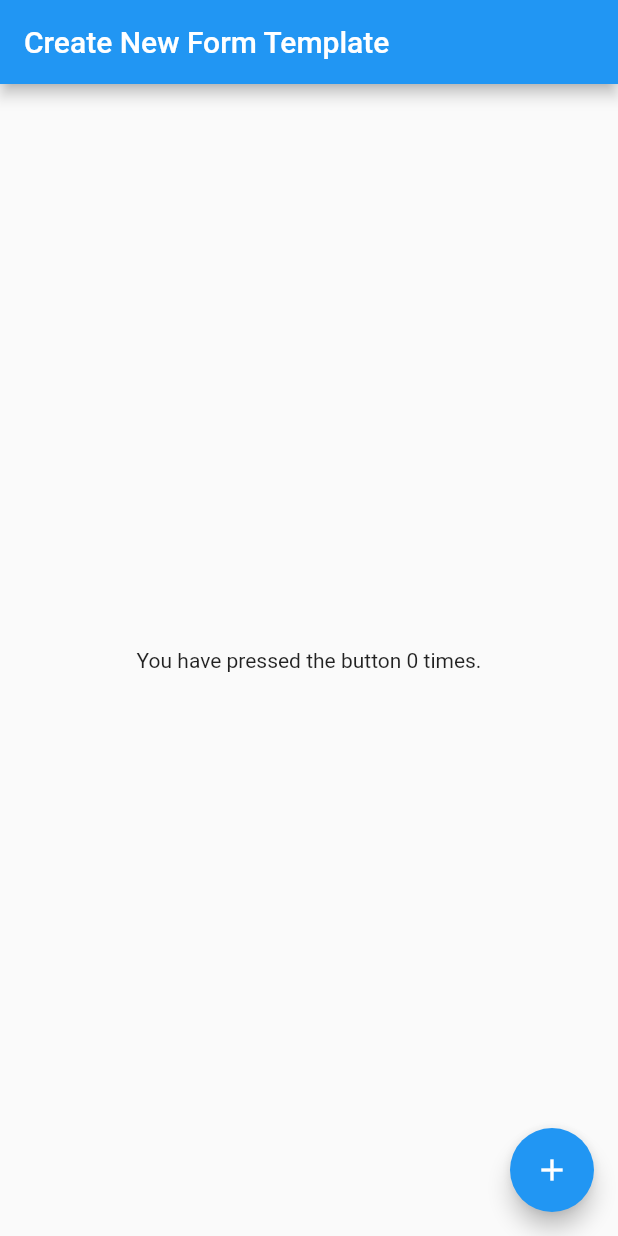
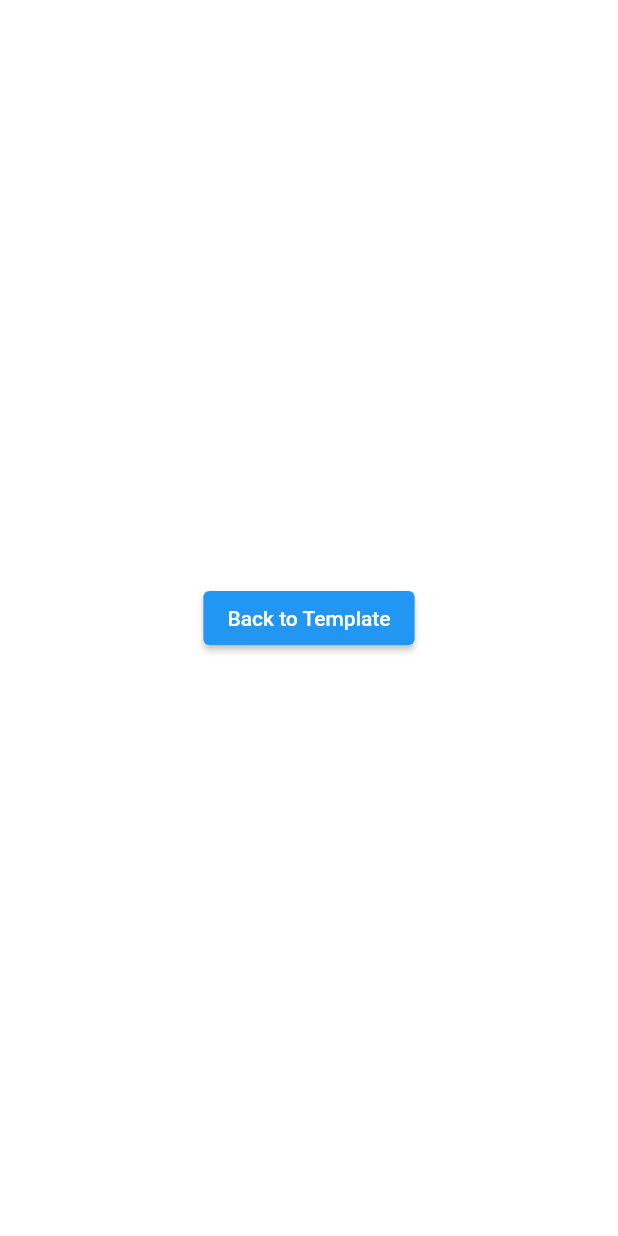
Before and after one commit to bohuie/webforms, a Flutter app: the templatePage screen opened directly, after a tap on "Create Your Own Template", on a phone screen of 412 x 824 dp. Run offline on Flutter 3.47's test engine with Material 2 defaults, Android fonts, the phone set to English and light mode, and no system bars; our stand-ins replace drift; accounts and stored records are empty.

Commit message:
Update template part

```diff
--- a/webforms/lib/loggedinhome.dart
+++ b/webforms/lib/loggedinhome.dart
@@ -1,6 +1,6 @@
 import 'package:flutter/material.dart';
 import 'forms.dart';
-import 'Template.dart';
+import 'template/Template.dart';
 
 class LoggedInPage extends StatefulWidget {
   LoggedInPage({super.key});
--- a/webforms/lib/Template.dart
+++ b/webforms/lib/template/Template.dart
@@ -1,5 +1,7 @@
 import 'package:flutter/material.dart';
 import 'createTemplates.dart';
+import 'editTemplate.dart';
+import 'viewTemplate.dart';
 
 class templatePage extends StatelessWidget {
   const templatePage({super.key});
@@ -47,48 +49,54 @@ class TemplateTable extends StatelessWidget {
       rows: [
         DataRow(cells: [
           DataCell(Text('Template 1')),
-          DataCell(ElevatedButton(child: Text('View'), onPressed: () {}, style: ElevatedButton.styleFrom(primary: Colors.blue))),
+          DataCell(ElevatedButton(child: Text('View'), onPressed: () {navigateView(context);}, style: ElevatedButton.styleFrom(primary: Colors.blue))),
           DataCell(ElevatedButton(child: Text('Remove Templates'), onPressed: () {}, style: ElevatedButton.styleFrom(primary: Colors.orange))),
-          DataCell(ElevatedButton(child: Text('Edit'), onPressed: () {}, style: ElevatedButton.styleFrom(primary: Colors.lightGreen))),
+          DataCell(ElevatedButton(child: Text('Edit'), onPressed: () {navigateEdit(context);}, style: ElevatedButton.styleFrom(primary: Colors.lightGreen))),
           DataCell(ElevatedButton(child: Text('Duplicate'), onPressed: () {}, style: ElevatedButton.styleFrom(primary: Colors.lightBlue)))
         ]),
         DataRow(cells: [
           DataCell(Text('Template 2')),
-          DataCell(ElevatedButton(child: Text('View'), onPressed: () {}, style: ElevatedButton.styleFrom(primary: Colors.blue))),
+          DataCell(ElevatedButton(child: Text('View'), onPressed: () {navigateView(context);}, style: ElevatedButton.styleFrom(primary: Colors.blue))),
           DataCell(ElevatedButton(child: Text('Remove Templates'), onPressed: () {}, style: ElevatedButton.styleFrom(primary: Colors.orange))),
-          DataCell(ElevatedButton(child: Text('Edit'), onPressed: () {}, style: ElevatedButton.styleFrom(primary: Colors.lightGreen))),
+          DataCell(ElevatedButton(child: Text('Edit'), onPressed: () {navigateEdit(context);}, style: ElevatedButton.styleFrom(primary: Colors.lightGreen))),
           DataCell(ElevatedButton(child: Text('Duplicate'), onPressed: () {}, style: ElevatedButton.styleFrom(primary: Colors.lightBlue)))
         ]),
         DataRow(cells: [
           DataCell(Text('Template 3')),
-          DataCell(ElevatedButton(child: Text('View'), onPressed: () {}, style: ElevatedButton.styleFrom(primary: Colors.blue))),
+          DataCell(ElevatedButton(child: Text('View'), onPressed: () {navigateView(context);}, style: ElevatedButton.styleFrom(primary: Colors.blue))),
           DataCell(ElevatedButton(child: Text('Remove Templates'), onPressed: () {}, style: ElevatedButton.styleFrom(primary: Colors.orange))),
-          DataCell(ElevatedButton(child: Text('Edit'), onPressed: () {}, style: ElevatedButton.styleFrom(primary: Colors.lightGreen))),
+          DataCell(ElevatedButton(child: Text('Edit'), onPressed: () {navigateEdit(context);}, style: ElevatedButton.styleFrom(primary: Colors.lightGreen))),
           DataCell(ElevatedButton(child: Text('Duplicate'), onPressed: () {}, style: ElevatedButton.styleFrom(primary: Colors.lightBlue)))
         ]),
         DataRow(cells: [
           DataCell(Text('Template 4')),
-          DataCell(ElevatedButton(child: Text('View'), onPressed: () {}, style: ElevatedButton.styleFrom(primary: Colors.blue))),
+          DataCell(ElevatedButton(child: Text('View'), onPressed: () {navigateView(context);}, style: ElevatedButton.styleFrom(primary: Colors.blue))),
           DataCell(ElevatedButton(child: Text('Remove Templates'), onPressed: () {}, style: ElevatedButton.styleFrom(primary: Colors.orange))),
-          DataCell(ElevatedButton(child: Text('Edit'), onPressed: () {}, style: ElevatedButton.styleFrom(primary: Colors.lightGreen))),
+          DataCell(ElevatedButton(child: Text('Edit'), onPressed: () {navigateEdit(context);}, style: ElevatedButton.styleFrom(primary: Colors.lightGreen))),
           DataCell(ElevatedButton(child: Text('Duplicate'), onPressed: () {}, style: ElevatedButton.styleFrom(primary: Colors.lightBlue)))
         ]),
          DataRow(cells: [
           DataCell(Text('Template 5')),
-          DataCell(ElevatedButton(child: Text('View'), onPressed: () {}, style: ElevatedButton.styleFrom(primary: Colors.blue))),
+          DataCell(ElevatedButton(child: Text('View'), onPressed: () {navigateView(context);}, style: ElevatedButton.styleFrom(primary: Colors.blue))),
           DataCell(ElevatedButton(child: Text('Remove Templates'), onPressed: () {}, style: ElevatedButton.styleFrom(primary: Colors.orange))),
-          DataCell(ElevatedButton(child: Text('Edit'), onPressed: () {}, style: ElevatedButton.styleFrom(primary: Colors.lightGreen))),
+          DataCell(ElevatedButton(child: Text('Edit'), onPressed: () {navigateEdit(context);}, style: ElevatedButton.styleFrom(primary: Colors.lightGreen))),
           DataCell(ElevatedButton(child: Text('Duplicate'), onPressed: () {}, style: ElevatedButton.styleFrom(primary: Colors.lightBlue)))
         ]),
          DataRow(cells: [
           DataCell(Text('Template 6')),
           DataCell(ElevatedButton(child: Text('View'), onPressed: () {}, style: ElevatedButton.styleFrom(primary: Colors.blue))),
           DataCell(ElevatedButton(child: Text('Remove Templates'), onPressed: () {}, style: ElevatedButton.styleFrom(primary: Colors.orange))),
-          DataCell(ElevatedButton(child: Text('Edit'), onPressed: () {}, style: ElevatedButton.styleFrom(primary: Colors.lightGreen))),
+          DataCell(ElevatedButton(child: Text('Edit'), onPressed: () {navigateEdit(context);}, style: ElevatedButton.styleFrom(primary: Colors.lightGreen))),
           DataCell(ElevatedButton(child: Text('Duplicate'), onPressed: () {}, style: ElevatedButton.styleFrom(primary: Colors.lightBlue)))
         ]),
       ],
     );
+  }
+  void navigateEdit(BuildContext context) {
+    Navigator.of(context).pushReplacement(MaterialPageRoute(builder: (context) => editTemplate()));
+  }
+  void navigateView(BuildContext context) {
+    Navigator.of(context).pushReplacement(MaterialPageRoute(builder: (context) => viewTemplate()));
   }
 }
 
--- a/webforms/lib/createTemplates.dart
+++ b/webforms/lib/template/createTemplates.dart
@@ -1,4 +1,5 @@
 import 'package:flutter/material.dart';
+import 'Template.dart';
 
 void main() => runApp(const createTemplates());
 
@@ -16,6 +17,7 @@ class createTemplates extends StatelessWidget {
   }
 }
 
+
 class MyStatefulWidget extends StatefulWidget {
   const MyStatefulWidget({Key? key}) : super(key: key);
 
@@ -28,16 +30,14 @@ class _MyStatefulWidgetState extends State<MyStatefulWidget> {
 
   @override
   Widget build(BuildContext context) {
-    return Scaffold(
-      appBar: AppBar(
-        title: const Text('Create New Form Template'),
-      ),
-      body: Center(child: Text('You have pressed the button $_count times.')),
-      floatingActionButton: FloatingActionButton(
-        onPressed: () => setState(() => _count++),
-        tooltip: 'Increment Counter',
-        child: const Icon(Icons.add),
-      ),
+    return Row(
+      mainAxisAlignment: MainAxisAlignment.spaceEvenly,
+      children: [
+        ElevatedButton(child: Text('Back to Template'), onPressed: () {navigate(context);}, style: ElevatedButton.styleFrom(primary: Colors.blue))
+      ],
     );
   }
+  void navigate(BuildContext context) {
+    Navigator.of(context).pushReplacement(MaterialPageRoute(builder: (context) => templatePage()));
+  }
 }
```
Also changed, not shown: webforms/lib/template/editTemplate.dart (added, +21 -0 lines), webforms/lib/template/viewTemplate.dart (added, +20 -0 lines).
